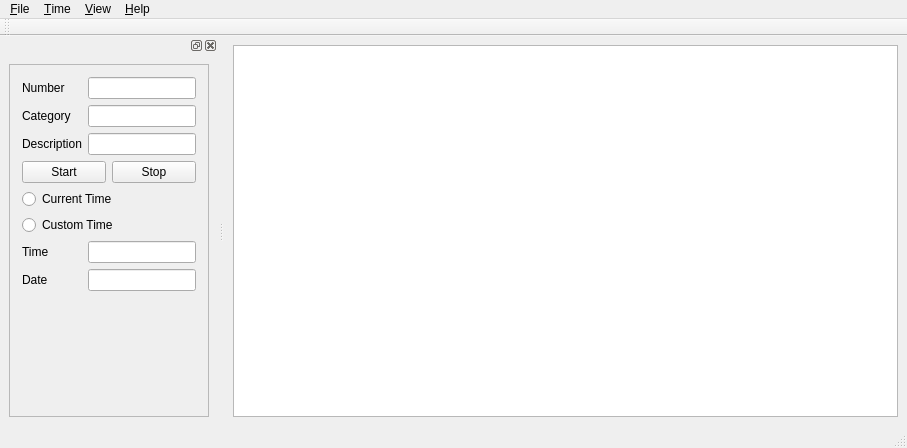
First picture: the form in mainWindow.ui, repository kingjt95/TimeTable-Creator, before the edit.
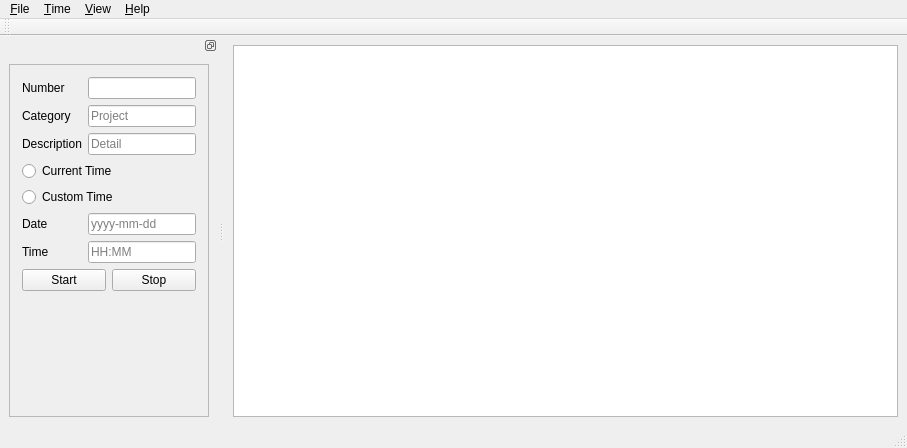
Second picture: the form after the edit.

```diff
--- a/mainWindow.ui
+++ b/mainWindow.ui
@@ -84,6 +84,9 @@
    </attribute>
   </widget>
   <widget class="QDockWidget" name="AddDataDockWindow">
+   <property name="features">
+    <set>QDockWidget::DockWidgetFloatable|QDockWidget::DockWidgetMovable</set>
+   </property>
    <attribute name="dockWidgetArea">
     <number>1</number>
    </attribute>
@@ -125,19 +128,6 @@
              </property>
             </widget>
            </item>
-           <item row="0" column="1">
-            <widget class="QLineEdit" name="NumberLineEdit"/>
-           </item>
-           <item row="6" column="0">
-            <widget class="QLabel" name="TimeLabel">
-             <property name="text">
-              <string>Time</string>
-             </property>
-            </widget>
-           </item>
-           <item row="2" column="1">
-            <widget class="QLineEdit" name="DescriptionLineEdit"/>
-           </item>
            <item row="1" column="0">
             <widget class="QLabel" name="CategoryLabel">
              <property name="text">
@@ -145,18 +135,19 @@
              </property>
             </widget>
            </item>
-           <item row="7" column="0">
-            <widget class="QLabel" name="DateLabel">
-             <property name="text">
-              <string>Date</string>
+           <item row="0" column="1">
+            <widget class="QLineEdit" name="NumberLineEdit">
+             <property name="inputMask">
+              <string/>
              </property>
             </widget>
            </item>
-           <item row="7" column="1">
-            <widget class="QLineEdit" name="DateLineEdit"/>
-           </item>
-           <item row="1" column="1">
-            <widget class="QLineEdit" name="CategoryLineEdit"/>
+           <item row="2" column="1">
+            <widget class="QLineEdit" name="DescriptionLineEdit">
+             <property name="placeholderText">
+              <string>Detail</string>
+             </property>
+            </widget>
            </item>
            <item row="2" column="0">
             <widget class="QLabel" name="DescriptionLabel">
@@ -165,35 +156,12 @@
              </property>
             </widget>
            </item>
-           <item row="6" column="1">
-            <widget class="QLineEdit" name="TimeLineEdit"/>
-           </item>
-           <item row="3" column="0" colspan="2">
-            <layout class="QHBoxLayout" name="horizontalLayout">
-             <property name="leftMargin">
-              <number>0</number>
+           <item row="1" column="1">
+            <widget class="QLineEdit" name="CategoryLineEdit">
+             <property name="placeholderText">
+              <string>Project</string>
              </property>
-             <property name="topMargin">
-              <number>0</number>
-             </property>
-             <item>
-              <widget class="QPushButton" name="StartButton">
-               <property name="text">
-                <string>Start</string>
-               </property>
-              </widget>
-             </item>
-             <item>
-              <widget class="QPushButton" name="StopButton">
-               <property name="text">
-                <string>Stop</string>
-               </property>
-               <property name="checkable">
-                <bool>false</bool>
-               </property>
-              </widget>
-             </item>
-            </layout>
+            </widget>
            </item>
            <item row="4" column="0" colspan="2">
             <widget class="QRadioButton" name="CurrentRadioButton">
@@ -202,14 +170,14 @@
              </property>
             </widget>
            </item>
-           <item row="5" column="0" colspan="2">
-            <widget class="QRadioButton" name="CustomRadioButton">
-             <property name="text">
-              <string>Custom Time</string>
+           <item row="8" column="1">
+            <widget class="QLineEdit" name="TimeLineEdit">
+             <property name="placeholderText">
+              <string>HH:MM</string>
              </property>
             </widget>
            </item>
-           <item row="8" column="0" colspan="2">
+           <item row="11" column="0" colspan="2">
             <spacer name="verticalSpacer">
              <property name="orientation">
               <enum>Qt::Vertical</enum>
@@ -222,6 +190,67 @@
              </property>
             </spacer>
            </item>
+           <item row="5" column="0" colspan="2">
+            <widget class="QRadioButton" name="CustomRadioButton">
+             <property name="text">
+              <string>Custom Time</string>
+             </property>
+            </widget>
+           </item>
+           <item row="8" column="0">
+            <widget class="QLabel" name="TimeLabel">
+             <property name="text">
+              <string>Time</string>
+             </property>
+            </widget>
+           </item>
+           <item row="7" column="0">
+            <widget class="QLabel" name="DateLabel">
+             <property name="text">
+              <string>Date</string>
+             </property>
+            </widget>
+           </item>
+           <item row="10" column="0" colspan="2">
+            <layout class="QHBoxLayout" name="horizontalLayout">
+             <property name="leftMargin">
+              <number>0</number>
+             </property>
+             <property name="topMargin">
+              <number>0</number>
+             </property>
+             <item>
+              <widget class="QPushButton" name="StartButton">
+               <property name="text">
+                <string>Start</string>
+               </property>
+              </widget>
+             </item>
+             <item>
+              <widget class="QPushButton" name="StopButton">
+               <property name="text">
+                <string>Stop</string>
+               </property>
+               <property name="checkable">
+                <bool>false</bool>
+               </property>
+              </widget>
+             </item>
+            </layout>
+           </item>
+           <item row="7" column="1">
+            <widget class="QLineEdit" name="DateLineEdit">
+             <property name="inputMask">
+              <string/>
+             </property>
+             <property name="text">
+              <string/>
+             </property>
+             <property name="placeholderText">
+              <string>yyyy-mm-dd</string>
+             </property>
+            </widget>
+           </item>
           </layout>
          </item>
         </layout>
```
Left out of the diff: 13 changed lines with no effect on the pictures.
